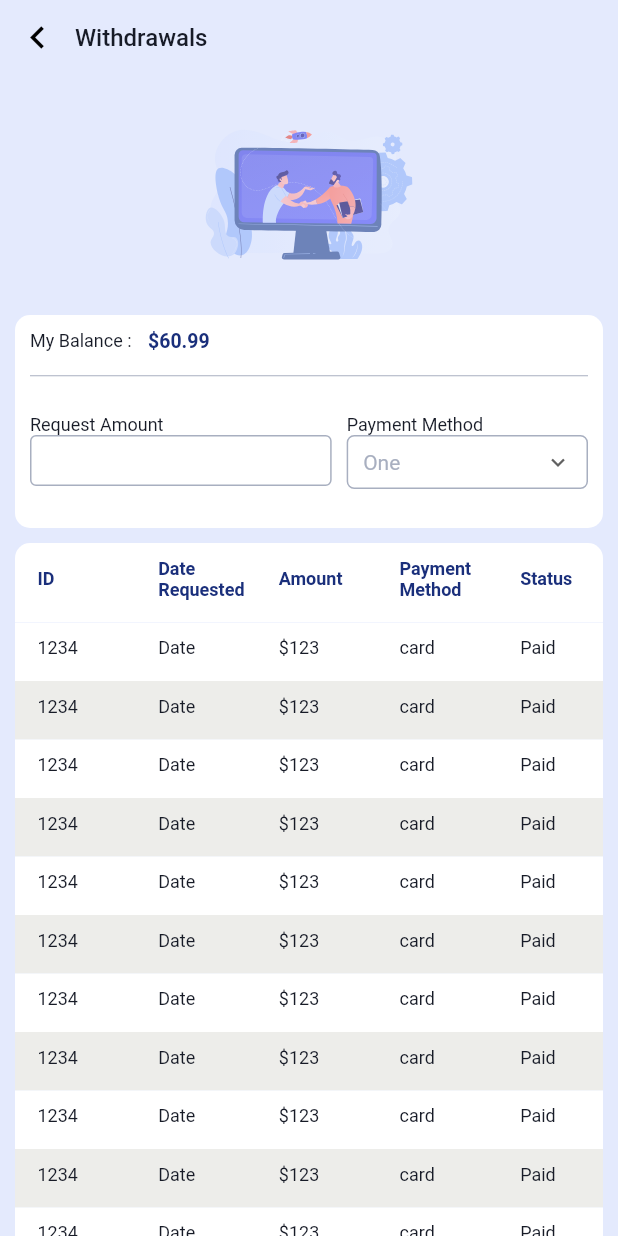
After one commit to Santosh9001/ExportFromNepal, a Flutter app: the AffiliateWithdrawls screen opened by its route, on a phone screen of 412 x 824 dp. The commit adds this screen. Run offline on Flutter 3.47's test engine with Material 2 defaults, Android fonts, the phone set to English and light mode, and no system bars; our stand-ins replace dotted_border, firebase_auth, firebase_core, flutter_image_slideshow, flutter_rating_bar, flutter_svg and 4 more; missing offline and left inert: flutter_facebook_auth; accounts and stored records are empty.

Commit message:
changes in Affiliate Withdrawl

```diff
--- a/lib/main.dart
+++ b/lib/main.dart
@@ -3,7 +3,10 @@ import 'package:export_nepal/provider/LoginTokenProvider.dart';
 import 'package:export_nepal/ui/screens/DashboardUI.dart';
 import 'package:export_nepal/ui/screens/SignupUI.dart';
 import 'package:export_nepal/ui/screens/affiliate/AffiliateDashBoard.dart';
+import 'package:export_nepal/ui/screens/affiliate/AffiliateLinks.dart';
+import 'package:export_nepal/ui/screens/affiliate/AffiliateTransactions.dart';
 import 'package:export_nepal/ui/screens/affiliate/AffiliateUI.dart';
+import 'package:export_nepal/ui/screens/affiliate/AffiliateWithdrawls.dart';
 import 'package:export_nepal/ui/screens/affiliate/JoinAffiliate.dart';
 import 'package:export_nepal/ui/screens/dashboard/account/AddressBookUI.dart';
 import 'package:export_nepal/ui/screens/dashboard/account/AddressDetailsUI.dart';
@@ -73,6 +76,9 @@ class MainApp extends StatelessWidget {
         '/affiliateProgram': (context) => AffiliateUI(),
         '/joinAffiliate': (context) => JoinAffiliate(),
         '/affiliateDashboard': (context) => AffiliateDashBoard(),
+        '/affiliateLinks': (context) => AffiliateLinks(),
+        '/affiliateTransactions': (context) => AffiliateTransactions(),
+        '/affiliateWithdrawls': (context) => AffiliateWithdrawls(),
       },
       theme: ThemeData(
           primaryColor: Color(0xFF0A0E21),
--- /dev/null
+++ b/lib/ui/screens/affiliate/AffiliateWithdrawls.dart
@@ -0,0 +1,328 @@
+import 'package:export_nepal/provider/AffiliateProvider.dart';
+import 'package:export_nepal/utils/constants.dart';
+import 'package:flutter/material.dart';
+import 'package:flutter_svg/svg.dart';
+import 'package:provider/provider.dart';
+
+class AffiliateWithdrawls extends StatefulWidget {
+  const AffiliateWithdrawls({Key? key}) : super(key: key);
+
+  @override
+  _AffiliateWithdrawlsState createState() => _AffiliateWithdrawlsState();
+}
+
+class _AffiliateWithdrawlsState extends State<AffiliateWithdrawls> {
+  String dropdownValue = 'One';
+  @override
+  Widget build(BuildContext context) {
+    return ChangeNotifierProvider<AffiliateProvider>(
+      create: (context) => AffiliateProvider(),
+      child: Builder(
+        builder: (context) {
+          return Scaffold(
+            resizeToAvoidBottomInset: false,
+            body: SafeArea(
+              child: Consumer<AffiliateProvider>(
+                builder: (context, provider, child) {
+                  return Padding(
+                    padding: EdgeInsets.all(0),
+                    child: Column(
+                        crossAxisAlignment: CrossAxisAlignment.start,
+                        children: [
+                          Padding(
+                            padding: EdgeInsets.all(10),
+                            child: Row(
+                              children: [
+                                SizedBox(height: 10),
+                                InkWell(
+                                  onTap: () {
+                                    Navigator.of(context).pop(true);
+                                  },
+                                  child: Icon(
+                                    Icons.chevron_left,
+                                    color: Colors.black,
+                                    size: 30,
+                                  ),
+                                ),
+                                Padding(
+                                  padding: EdgeInsets.only(left: 10),
+                                  child: Text(
+                                    "Withdrawals",
+                                    style: kTextStyleMediumPrimary,
+                                  ),
+                                ),
+                              ],
+                            ),
+                          ),
+                          SizedBox(
+                            height: 30,
+                          ),
+                          Container(
+                            alignment: Alignment.center,
+                            child: SvgPicture.asset(
+                              "assets/images/affiliate-links.svg",
+                              height: 100,
+                            ),
+                          ),
+                          SizedBox(
+                            height: 20,
+                          ),
+                          Container(
+                            width: MediaQuery.of(context).size.width,
+                            margin: EdgeInsets.all(10),
+                            padding: EdgeInsets.all(10),
+                            decoration: BoxDecoration(
+                                borderRadius: BorderRadius.all(
+                                  Radius.circular(10),
+                                ),
+                                color: Colors.white),
+                            child: Column(
+                              crossAxisAlignment: CrossAxisAlignment.start,
+                              children: [
+                                Row(
+                                  children: [
+                                    Text(
+                                      "My Balance : ",
+                                      style: kTextStyleSmallPrimary,
+                                    ),
+                                    SizedBox(
+                                      width: 8,
+                                    ),
+                                    Text(
+                                      "\$60.99",
+                                      style: kTextStyleBlueBold,
+                                    ),
+                                  ],
+                                ),
+                                SizedBox(
+                                  height: 15,
+                                ),
+                                Divider(
+                                  height: 1,
+                                  color: kSecondaryTextColor,
+                                ),
+                                SizedBox(
+                                  height: 15,
+                                ),
+                                SizedBox(
+                                  height: 10,
+                                ),
+                                Row(
+                                  mainAxisAlignment:
+                                      MainAxisAlignment.spaceBetween,
+                                  crossAxisAlignment: CrossAxisAlignment.start,
+                                  children: [
+                                    Expanded(
+                                      flex: 5,
+                                      child: Column(
+                                        crossAxisAlignment:
+                                            CrossAxisAlignment.start,
+                                        children: [
+                                          Text(
+                                            "Request Amount",
+                                            style: kTextStyleSmallPrimary,
+                                          ),
+                                          Padding(
+                                            padding: EdgeInsets.fromLTRB(
+                                                0, 0, 0, 8.0),
+                                            child: TextField(
+                                              style: kTextStyleSmallPrimary,
+                                              decoration: new InputDecoration(
+                                                contentPadding:
+                                                    EdgeInsets.symmetric(
+                                                        vertical: 10,
+                                                        horizontal: 10),
+                                                isDense: true,
+                                                focusedBorder:
+                                                    OutlineInputBorder(),
+                                                enabledBorder:
+                                                    OutlineInputBorder(
+                                                  borderSide: BorderSide(
+                                                      color:
+                                                          kSecondaryTextColor,
+                                                      width: 1.0),
+                                                ),
+                                              ),
+                                            ),
+                                          ),
+                                        ],
+                                      ),
+                                    ),
+                                    SizedBox(
+                                      width: 10,
+                                    ),
+                                    Expanded(
+                                      flex: 4,
+                                      child: Column(
+                                        crossAxisAlignment:
+                                            CrossAxisAlignment.start,
+                                        children: [
+                                          Text(
+                                            "Payment Method",
+                                            style: kTextStyleSmallPrimary,
+                                          ),
+                                          Container(
+                                            padding: EdgeInsets.fromLTRB(
+                                                10, 5, 10, 5),
+                                            width: double.infinity,
+                                            decoration: BoxDecoration(
+                                                color: Colors.white,
+                                                border: Border.all(
+                                                    color: kSecondaryTextColor),
+                                                borderRadius: BorderRadius.all(
+                                                    Radius.circular(5))),
+                                            child: DropdownButton<String>(
+                                              isDense: true,
+                                              isExpanded: true,
+                                              value: dropdownValue,
+                                              icon:
+                                                  const Icon(Icons.expand_more),
+                                              iconSize: 18,
+                                              style: const TextStyle(
+                                                  color: kSecondaryTextColor),
+                                              underline: Container(
+                                                color: null,
+                                              ),
+                                              onChanged: (String? newValue) {
+                                                setState(() {
+                                                  dropdownValue = newValue!;
+                                                });
+                                              },
+                                              items: <String>[
+                                                'One',
+                                                'Two',
+                                                'Free',
+                                                'Four'
+                                              ].map<DropdownMenuItem<String>>(
+                                                  (String value) {
+                                                return DropdownMenuItem<String>(
+                                                  value: value,
+                                                  child: Text(value),
+                                                );
+                                              }).toList(),
+                                            ),
+                                          ),
+                                        ],
+                                      ),
+                                    ),
+                                  ],
+                                ),
+                                SizedBox(
+                                  height: 10,
+                                ),
+                              ],
+                            ),
+                          ),
+                          Container(
+                            margin: EdgeInsets.only(left: 10, right: 10),
+                            padding: EdgeInsets.only(top: 10, bottom: 15,left: 15,right: 15),
+                            decoration: BoxDecoration(
+                                borderRadius: BorderRadius.only(
+                                    topLeft: Radius.circular(10),
+                                    topRight: Radius.circular(10)),
+                                color: Colors.white),
+                            child: Row(
+                              children: [
+                                Expanded(
+                                  child: Text(
+                                    "ID",
+                                    style: kTextStyleSmallBlueBoldPrimary,
+                                  ),
+                                  flex: 2,
+                                ),
+                                Expanded(
+                                  child: Text(
+                                    "Date Requested",
+                                    style: kTextStyleSmallBlueBoldPrimary,
+                                  ),
+                                  flex: 2,
+                                ),
+                                Expanded(
+                                  child: Text(
+                                    "Amount",
+                                    style: kTextStyleSmallBlueBoldPrimary,
+                                  ),
+                                  flex: 2,
+                                ),
+                                Expanded(
+                                  child: Text(
+                                    "Payment Method",
+                                    style: kTextStyleSmallBlueBoldPrimary,
+                                  ),
+                                  flex: 2,
+                                ),
+                                Expanded(
+                                  child: Text(
+                                    "Status",
+                                    style: kTextStyleSmallBlueBoldPrimary,
+                                  ),
+                                  flex: 1,
+                                ),
+                              ],
+                            ),
+                          ),
+                          Expanded(
+                            child: ListView.builder(
+                              itemCount: 35,
+                              itemBuilder: (context, int index) {
+                                return Container(
+                                  margin: EdgeInsets.only(left: 10, right: 10),
+                                  padding: EdgeInsets.only(top: 10, bottom: 15,left: 15,right: 15),
+                                  decoration: BoxDecoration(
+                                      color: index % 2 == 0
+                                          ? Colors.white
+                                          : kColorLightGrey),
+                                  child: Row(
+                                    mainAxisAlignment: MainAxisAlignment.center,
+                                    children: [
+                                      Expanded(
+                                        flex: 2,
+                                        child: Text(
+                                          "1234",
+                                          style: kTextStyleSmallPrimary,
+                                        ),
+                                      ),
+                                      Expanded(
+                                        flex: 2,
+                                        child: Text(
+                                          "Date",
+                                          style: kTextStyleSmallPrimary,
+                                        ),
+                                      ),
+                                      Expanded(
+                                        flex: 2,
+                                        child: Text(
+                                          "\$123",
+                                          style: kTextStyleSmallPrimary,
+                                        ),
+                                      ),
+                                      Expanded(
+                                        child: Text(
+                                          "card",
+                                          style: kTextStyleSmallPrimary,
+                                        ),
+                                        flex: 2,
+                                      ),
+                                      Expanded(
+                                          child: Text(
+                                            "Paid",
+                                            style: kTextStyleSmallPrimary,
+                                          ),
+                                          flex: 1),
+                                    ],
+                                  ),
+                                );
+                              },
+                            ),
+                          ),
+                        ]),
+                  );
+                },
+              ),
+            ),
+          );
+        },
+      ),
+    );
+  }
+}
--- a/lib/ui/screens/affiliate/JoinAffiliate.dart
+++ b/lib/ui/screens/affiliate/JoinAffiliate.dart
@@ -284,7 +284,8 @@ class _JoinAffiliateState extends State<JoinAffiliate> {
                                     style: TextStyle(
                                       color: Colors.white,
                                     ),
-                                    )),
+                                  ),
+                                ),
                               ],
                             ),
                           ),
```
Also changed, not shown: lib/ui/screens/affiliate/AffiliateDashBoard.dart (+21 -7 lines), lib/ui/screens/affiliate/AffiliateLinks.dart (added, +171 -0 lines), lib/ui/screens/affiliate/AffiliateTransactions.dart (added, +79 -0 lines), assets/images/affiliate - transaction.svg (added), assets/images/affiliate-links.svg (added), assets/images/affiliate-withdrawl.svg (added). Lines whose indentation alone changed are shown as unchanged.
